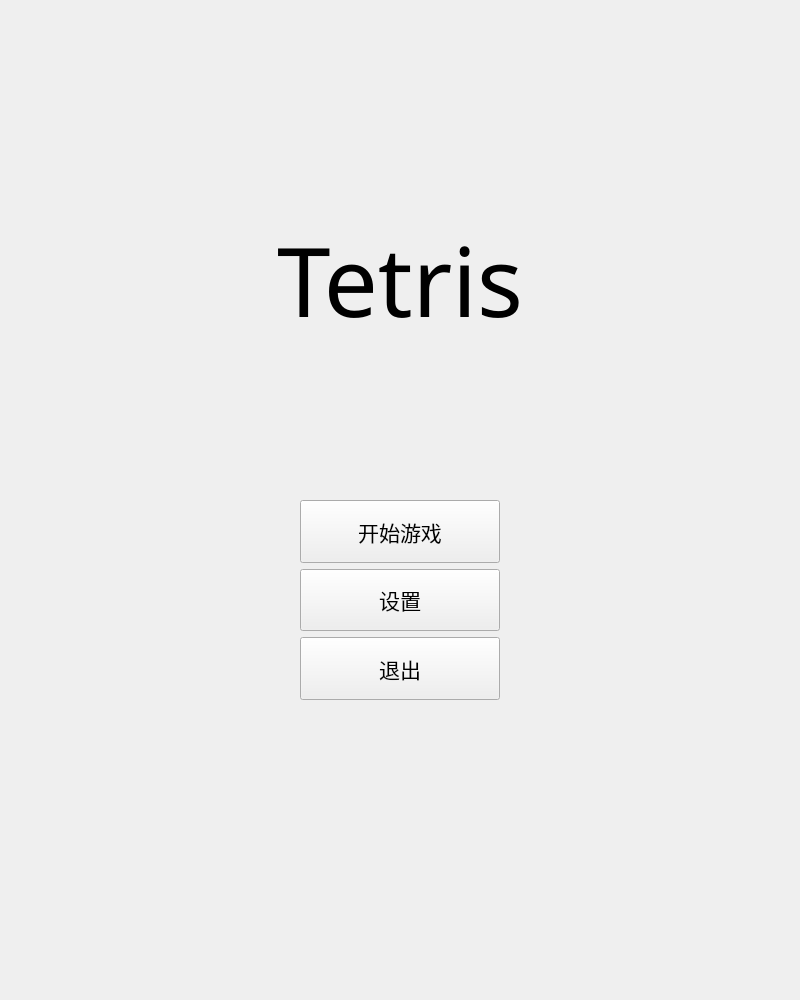
First picture: the form in mainscene.ui, repository GoldenSeS/Tetris_Golden, before the edit.
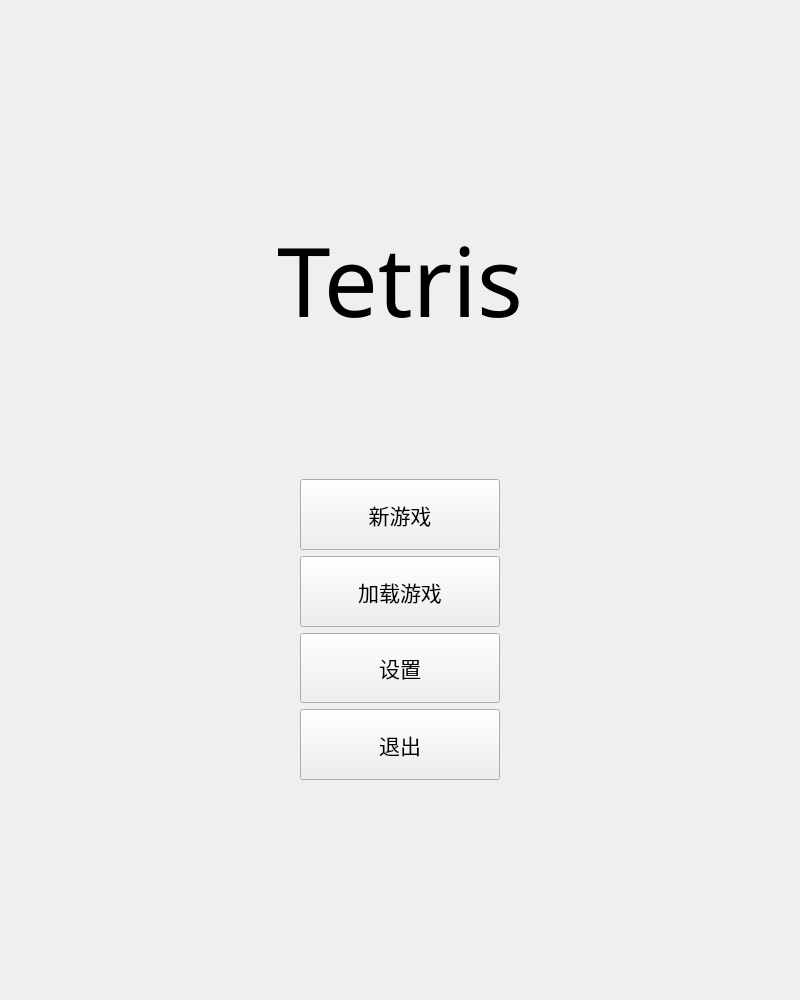
Second picture: the form after the edit.

Commit message: <feat>增添了利用Json文件的新游戏存档功能

```diff
--- a/mainscene.ui
+++ b/mainscene.ui
@@ -60,9 +60,9 @@
    <property name="geometry">
     <rect>
      <x>300</x>
-     <y>500</y>
+     <y>479</y>
      <width>200</width>
-     <height>200</height>
+     <height>301</height>
     </rect>
    </property>
    <property name="sizePolicy">
@@ -87,7 +87,26 @@
        </font>
       </property>
       <property name="text">
-       <string>开始游戏</string>
+       <string>新游戏</string>
+      </property>
+     </widget>
+    </item>
+    <item>
+     <widget class="QPushButton" name="loadGameBtn">
+      <property name="sizePolicy">
+       <sizepolicy hsizetype="Minimum" vsizetype="Preferred">
+        <horstretch>0</horstretch>
+        <verstretch>0</verstretch>
+       </sizepolicy>
+      </property>
+      <property name="font">
+       <font>
+        <family>等线</family>
+        <pointsize>16</pointsize>
+       </font>
+      </property>
+      <property name="text">
+       <string>加载游戏</string>
       </property>
      </widget>
     </item>
```
The commit also changes 15 other files.
